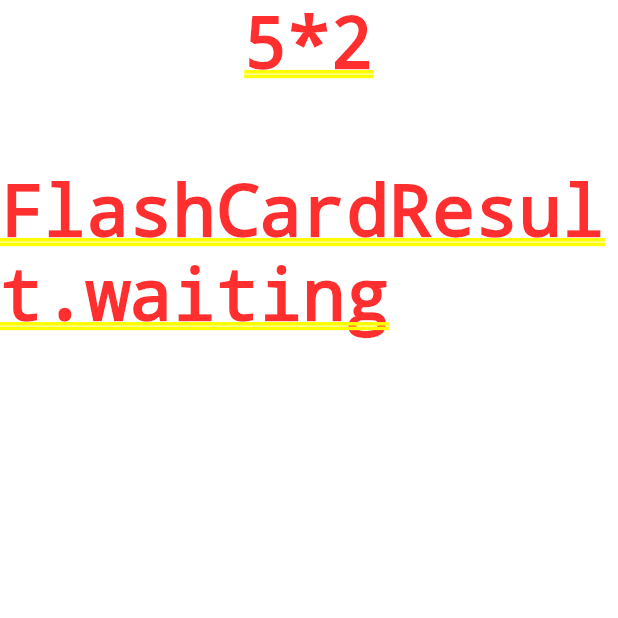
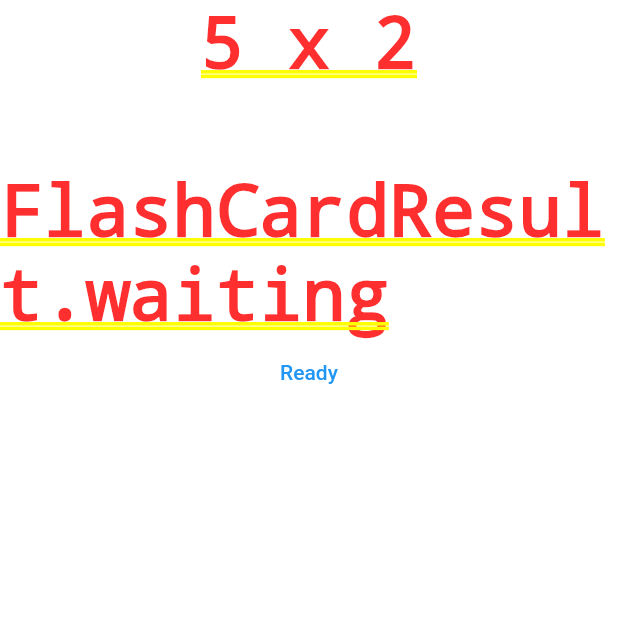
Before and after one commit to the-g-force/flash-cards, a Flutter app: the screen it shows after launch, on a phone screen of 412 x 824 dp, the top half of it. Run offline on Flutter 3.47's test engine with Material 2 defaults, Android fonts, the phone set to English and light mode, and no system bars; our stand-ins replace speech_to_text.

Commit message:
Add a button that starts the listening

```diff
--- a/lib/main.dart
+++ b/lib/main.dart
@@ -46,6 +46,7 @@ class _FlashCardState extends State<FlashCard> {
   bool _hasSpeech;
   FlashCardResult _result = FlashCardResult.waiting;
   String _guess = "";
+  bool _isButtonEnabled = true;
 
   @override
   void initState() {
@@ -64,8 +65,6 @@ class _FlashCardState extends State<FlashCard> {
       _hasSpeech = hasSpeech;
       print("Has speech? " + (_hasSpeech ? "Yes" : "No"));
     });
-
-    speech.listen(onResult: onSpeechResult, listenFor: Duration(seconds: 2));
   }
 
   void errorListener(SpeechRecognitionError error) {
@@ -79,11 +78,38 @@ class _FlashCardState extends State<FlashCard> {
 
   @override
   Widget build(BuildContext context) {
-    return Column(
-        children: [Text("5*2"), Text(_guess), Text(_result.toString())]);
+    TextButton speakButton = TextButton(
+      onPressed: _isButtonEnabled
+          ? () {
+              setState(() {
+                _isButtonEnabled = false;
+              });
+              startListening();
+            }
+          : null,
+      child: Text(_isButtonEnabled ? "Ready" : "Speak Now"),
+    );
+    return Column(children: [
+      Text("5 x 2"),
+      Text(_guess),
+      Text(_result.toString()),
+      speakButton
+    ]);
+  }
+
+  void startListening() async {
+    speech.listen(
+        onResult: onSpeechResult,
+        listenFor: Duration(seconds: 3),
+        pauseFor: Duration(seconds: 3),
+        cancelOnError: true,
+        partialResults: true);
+    await Future.delayed(Duration(seconds: 2)).then((value) => speech.stop());
   }
 
   void onSpeechResult(SpeechRecognitionResult result) {
+    print(
+        "Recognized words: ${result.recognizedWords}; final result: ${result.finalResult}");
     setState(() {
       int spokenNumber = int.tryParse(result.recognizedWords);
       _guess = (spokenNumber == null) ? "" : result.recognizedWords;
```
